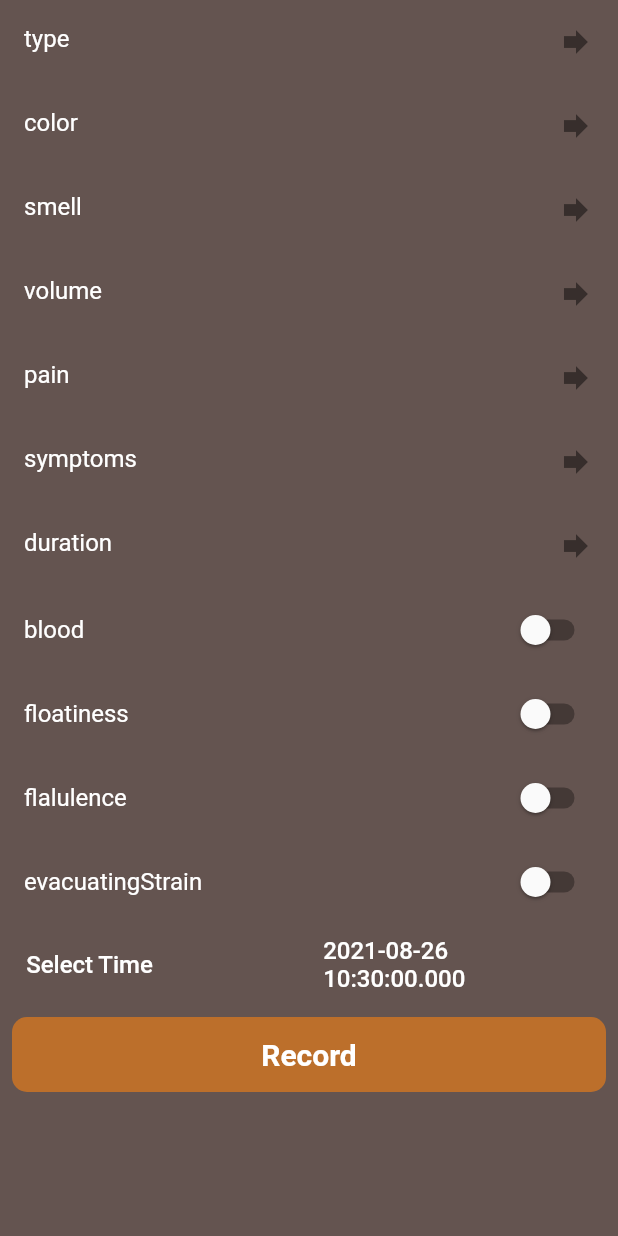
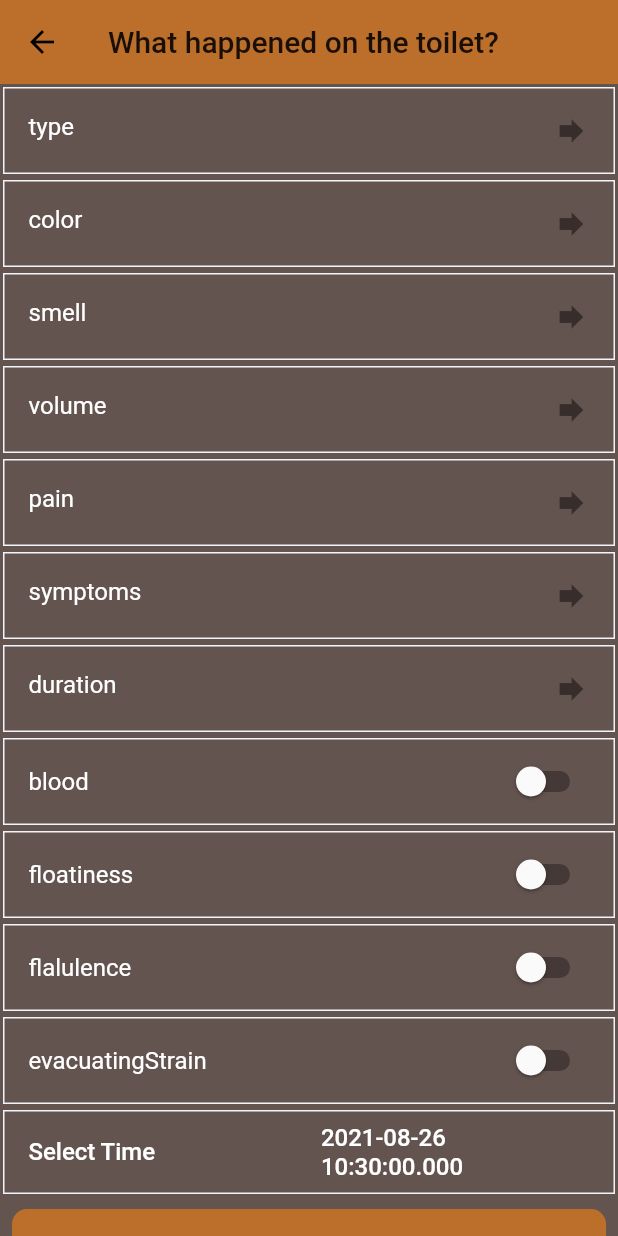
Before and after one commit to 83wid/POOP-E, a Flutter app: the InsertBowl screen opened directly, on a phone screen of 412 x 824 dp. Run offline on Flutter 3.47's test engine with Material 2 defaults, Android fonts, the phone set to English and light mode, and no system bars; our stand-ins replace cloud_firestore, firebase_auth, firebase_core, flutter_datetime_picker, flutter_local_notifications, flutter_svg and 2 more; accounts and stored records are empty; project files that could hold a hidden picture were left out.

Commit message:
added assets and styles to the screen

```diff
--- a/lib/screens/insertBowl.dart
+++ b/lib/screens/insertBowl.dart
@@ -13,6 +13,15 @@ List<List<String>> itemsList = [
   pain,
   symptoms,
   duration,
+];
+List<List<String>> itemsImgList = [
+  imgtype,
+  imgcolor,
+  imgsmell,
+  imgvolume,
+  imgpain,
+  [],
+  imgduration,
 ];
 List<String> items = [
   'type',
@@ -42,6 +51,10 @@ class _InsertBowlState extends State<InsertBowl> {
   @override
   Widget build(BuildContext context) {
     return Scaffold(
+      appBar: AppBar(
+        backgroundColor: Theme.of(context).highlightColor,
+        title: const Text('What happened on the toilet?'),
+      ),
       body: Container(
           decoration: BoxDecoration(
             color: Color(0xFF645450),
@@ -52,14 +65,35 @@ class _InsertBowlState extends State<InsertBowl> {
               itemCount: items.length + 1,
               itemBuilder: (BuildContext context, int index) {
                 if (index < itemsList.length)
-                  return Component(
+                  return Container(
+                    margin: const EdgeInsets.all(2.0),
+                    decoration: BoxDecoration(
+                      border:
+                          Border.all(color: Theme.of(context).backgroundColor),
+                    ),
+                    child: Component(
                       id: index,
                       title: items[index],
-                      options: itemsList[index]);
+                      options: itemsList[index],
+                      imgs: itemsImgList[index],
+                    ),
+                  );
                 else if (index < items.length - 1)
-                  return MyCheckBox(id: index, title: items[index]);
+                  return Container(
+                      margin: const EdgeInsets.all(2.0),
+                      decoration: BoxDecoration(
+                        border: Border.all(
+                            color: Theme.of(context).backgroundColor),
+                      ),
+                      child: MyCheckBox(id: index, title: items[index]));
                 else if (index < items.length)
-                  return TextButton(
+                  return Container(
+                    margin: const EdgeInsets.all(2.0),
+                    decoration: BoxDecoration(
+                      border:
+                          Border.all(color: Theme.of(context).backgroundColor),
+                    ),
+                    child: TextButton(
                         onPressed: () async {
                           final date = await DatePicker.showDateTimePicker(
                               context,
@@ -70,7 +104,9 @@ class _InsertBowlState extends State<InsertBowl> {
                             print('change $date');
                           }, onConfirm: (date) {
                             print('confirm $date');
-                        }, currentTime: DateTime.now(), locale: LocaleType.en);
+                          },
+                              currentTime: DateTime.now(),
+                              locale: LocaleType.en);
                           setState(() {
                             bowlControllers[11].text = date.toString();
                           });
@@ -80,7 +116,8 @@ class _InsertBowlState extends State<InsertBowl> {
                               mainAxisAlignment: MainAxisAlignment.spaceAround,
                               children: [
                                 SizedBox(
-                                width: MediaQuery.of(context).size.width / 2.3,
+                                  width:
+                                      MediaQuery.of(context).size.width / 2.3,
                                   child: Text(
                                     'Select Time',
                                     style: Styles.smallTextStyleWhite,
@@ -96,7 +133,8 @@ class _InsertBowlState extends State<InsertBowl> {
                                       style: Styles.smallTextStyleWhite,
                                     )),
                               ]),
-                      ));
+                        )),
+                  );
                 return TextButton(
                   child: Container(
                     decoration: BoxDecoration(
@@ -122,7 +160,7 @@ class _InsertBowlState extends State<InsertBowl> {
                     ),
                   ),
                   onPressed: () async {
-                    if (bowlControllers[11].text != '')
+                    if (bowlControllers[11].text == '')
                       setState(() {
                         bowlControllers[11].text = DateTime.now().toString();
                       });
@@ -140,6 +178,7 @@ class _InsertBowlState extends State<InsertBowl> {
                       bowlControllers[10].text,
                       bowlControllers[11].text,
                     );
+                    // print('I' + bowlControllers[11].text + 'I');
                     if (bowlControllers[0].text != '' &&
                         bowlControllers[1].text != '' &&
                         bowlControllers[2].text != '' &&
@@ -152,7 +191,11 @@ class _InsertBowlState extends State<InsertBowl> {
                         bowlControllers[9].text != '' &&
                         bowlControllers[10].text != '' &&
                         bowlControllers[11].text != '') {
-                      await UserController.createProp('bowlEntries', data);
+                      final date = bowlControllers[11]
+                          .text
+                          .substring(0, bowlControllers[11].text.indexOf(' '));
+                      await UserController.createProp(
+                          'bowlEntries.$date', data);
                       Navigator.pop(context);
                     }
                     // bowlControllers.forEach((element) {
@@ -168,13 +211,18 @@ class _InsertBowlState extends State<InsertBowl> {
 }
 
 class Component extends StatefulWidget {
-  Component(
-      {Key? key, required this.id, required this.title, required this.options})
-      : super(key: key);
+  Component({
+    Key? key,
+    required this.id,
+    required this.title,
+    required this.options,
+    required this.imgs,
+  }) : super(key: key);
 
   final String title;
   final int id;
   final List<String> options;
+  final List<String> imgs;
   @override
   _ComponentState createState() => _ComponentState();
 }
@@ -198,8 +246,22 @@ class _ComponentState extends State<Component> {
                 return ListView.builder(
                     itemCount: widget.options.length,
                     itemBuilder: (BuildContext context, int index) {
-                      return ListTile(
-                        leading: new Icon(Icons.photo),
+                      return Container(
+                        margin: const EdgeInsets.all(2.0),
+                        decoration: BoxDecoration(
+                          border: Border.all(
+                              color: Theme.of(context).buttonColor
+                              ),
+                        ),
+                        child: ListTile(
+                          leading: widget.imgs.length > 0
+                              ? Image(
+                                  width: MediaQuery.of(context).size.width / 10,
+                                  fit: BoxFit.contain,
+                                  image: AssetImage(
+                                    widget.imgs[index],
+                                  ))
+                              : new Icon(Icons.photo),
                           title: new Text(widget.options[index],
                               style: Styles.smallTextStyleWhite),
                           onTap: () {
@@ -209,6 +271,7 @@ class _ComponentState extends State<Component> {
                             });
                             Navigator.pop(context);
                           },
+                        ),
                       );
                     });
               });
```
Lines whose indentation alone changed are shown as unchanged.
